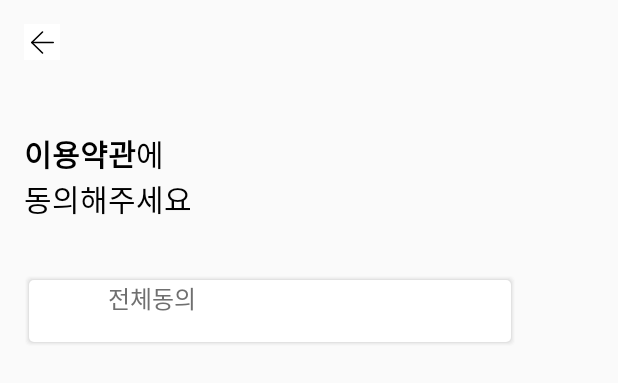
After one commit to kdy1242/keep-the-bucket, an Android app: the layout activity_consent.xml on its own in the app's theme, with its tools: preview values and no code run, on a phone screen of 412 x 824 dp. The commit adds this screen. Shown: the top 383 px of the screen. Run offline under Robolectric (Android 15) with nearby library versions, the phone set to English and light mode, and no system bars.

Commit message:
activity_consent start

```diff
--- /dev/null
+++ b/app/src/main/res/drawable/conset_solid.xml
@@ -0,0 +1,69 @@
+<?xml version="1.0" encoding="utf-8"?>
+<layer-list xmlns:android="http://schemas.android.com/apk/res/android" >
+    <!-- Drop Shadow Stack -->
+    <item>
+        <shape>
+            <padding
+                android:bottom="1dp"
+                android:left="1dp"
+                android:right="1dp"
+                android:top="1dp" />
+            <solid android:color="#00CCCCCC" />
+            <corners android:radius="3dp" />
+        </shape>
+    </item>
+    <item>
+        <shape>
+            <padding
+                android:bottom="1dp"
+                android:left="1dp"
+                android:right="1dp"
+                android:top="1dp" />
+            <solid android:color="#10CCCCCC" />
+            <corners android:radius="3dp" />
+        </shape>
+    </item>
+    <item>
+        <shape>
+            <padding
+                android:bottom="1dp"
+                android:left="1dp"
+                android:right="1dp"
+                android:top="1dp" />
+            <solid android:color="#20CCCCCC" />
+            <corners android:radius="3dp" />
+        </shape>
+    </item>
+    <item>
+        <shape>
+            <padding
+                android:bottom="1dp"
+                android:left="1dp"
+                android:right="1dp"
+                android:top="1dp" />
+            <solid android:color="#30CCCCCC" />
+            <corners android:radius="3dp" />
+        </shape>
+    </item>
+    <item>
+        <shape>
+            <padding
+                android:bottom="1dp"
+                android:left="1dp"
+                android:right="1dp"
+                android:top="1dp" />
+
+            <solid android:color="#50CCCCCC" />
+
+            <corners android:radius="3dp" />
+        </shape>
+    </item>
+    <!-- Background -->
+    <item>
+        <shape>
+            <solid android:color="@android:color/white" />
+
+            <corners android:radius="3dp" />
+        </shape>
+    </item>
+</layer-list>
--- /dev/null
+++ b/app/src/main/res/drawable/ic_check_btn.xml
@@ -0,0 +1,16 @@
+<vector xmlns:android="http://schemas.android.com/apk/res/android"
+    android:width="24dp"
+    android:height="24dp"
+    android:viewportWidth="24"
+    android:viewportHeight="24">
+  <path
+      android:pathData="M12,12m-12,0a12,12 0,1 1,24 0a12,12 0,1 1,-24 0"
+      android:fillColor="#cecece"/>
+  <path
+      android:pathData="M6.127,11.884l4.394,4.487 7.353,-7.509"
+      android:strokeLineJoin="round"
+      android:strokeWidth="2"
+      android:fillColor="#00000000"
+      android:strokeColor="#fff"
+      android:strokeLineCap="round"/>
+</vector>
--- /dev/null
+++ b/app/src/main/res/layout/activity_consent.xml
@@ -0,0 +1,46 @@
+<?xml version="1.0" encoding="utf-8"?>
+<LinearLayout xmlns:android="http://schemas.android.com/apk/res/android"
+    android:orientation="vertical"
+    android:layout_width="match_parent"
+    android:layout_height="match_parent">
+    <ImageButton
+        android:layout_width="24dp"
+        android:layout_height="24dp"
+        android:background="@color/white"
+        android:layout_marginLeft="16dp"
+        android:layout_marginTop="16dp"
+        android:src="@drawable/ic_back_btn"/>
+
+    <TextView
+        android:layout_width="match_parent"
+        android:layout_height="wrap_content"
+        android:layout_marginLeft="16dp"
+        android:layout_marginTop="47dp"
+        android:fontFamily="@font/notosanskr_regular"
+        android:text="@string/consent_bold"
+        android:textColor="@color/black"
+        android:textSize="20sp" />
+
+    <FrameLayout
+        android:layout_width="328dp"
+        android:layout_height="wrap_content"
+        android:layout_marginTop="36dp"
+        android:layout_marginLeft="16dp">
+        <TextView
+            android:layout_width="328dp"
+            android:layout_height="48dp"
+            android:background="@drawable/conset_solid"
+            android:elevation="100dp"
+            android:fontFamily="@font/notosanskr_bold"
+            android:paddingLeft="56dp"
+            android:text="전체동의"
+            android:textColor="#707070"
+            android:textSize="16sp" />
+        <ImageButton
+            android:layout_width="24dp"
+            android:layout_height="24dp"
+            android:layout_marginLeft="16dp"
+            android:layout_marginTop="12dp"
+            android:src="@drawable/ic_check_btn"/>
+    </FrameLayout>
+</LinearLayout>
--- a/app/src/main/res/values/strings.xml
+++ b/app/src/main/res/values/strings.xml
@@ -1,4 +1,5 @@
 <resources>
     <string name="app_name">keep-the-bucket</string>
     <string name="bold">메일에서 <b>인증번호</b> 를 확인해주세요</string>
+    <string name="consent_bold"><b>이용약관</b>에 \n동의해주세요</string>
 </resources>
```
